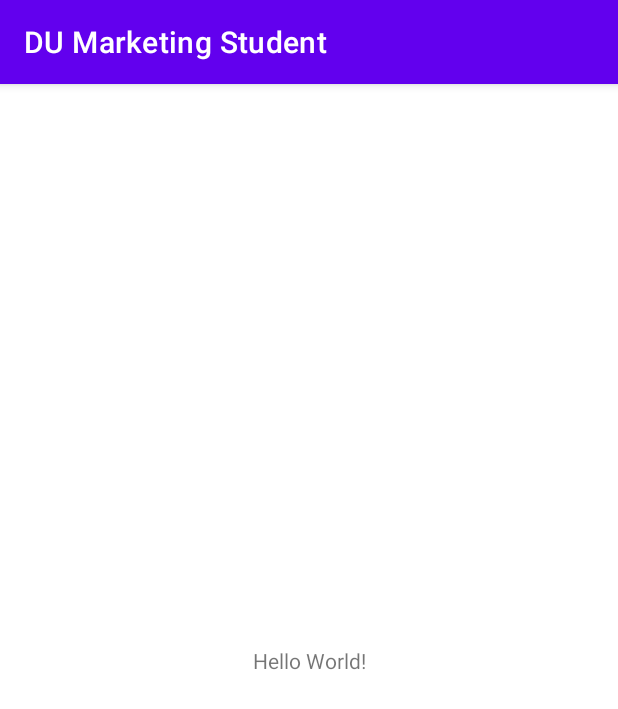
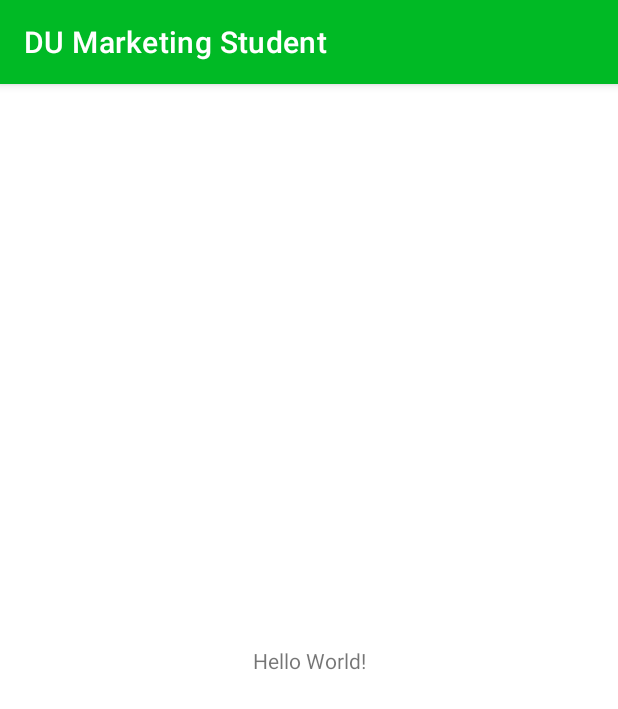
Before and after one commit to kabirnayeem99/du_marketing_sms, an Android app: the screen it shows after launch (MainActivity), on a phone screen of 412 x 824 dp. Shown: the top 709 px of the screen. Run offline under Robolectric (Android 15) with nearby library versions, the phone set to English and light mode, and no system bars.

Commit message:
🎨 style (color scheme): change color scheme to green and yellow

```diff
--- a/app/src/main/res/values-night/themes.xml
+++ b/app/src/main/res/values-night/themes.xml
@@ -2,12 +2,12 @@
     <!-- Base application theme. -->
     <style name="Theme.DUMarketingStudent" parent="Theme.MaterialComponents.DayNight.DarkActionBar">
         <!-- Primary brand color. -->
-        <item name="colorPrimary">@color/purple_200</item>
-        <item name="colorPrimaryVariant">@color/purple_700</item>
+        <item name="colorPrimary">@color/green_200</item>
+        <item name="colorPrimaryVariant">@color/green_700</item>
         <item name="colorOnPrimary">@color/black</item>
         <!-- Secondary brand color. -->
-        <item name="colorSecondary">@color/teal_200</item>
-        <item name="colorSecondaryVariant">@color/teal_200</item>
+        <item name="colorSecondary">@color/yellow_200</item>
+        <item name="colorSecondaryVariant">@color/yellow_200</item>
         <item name="colorOnSecondary">@color/black</item>
         <!-- Status bar color. -->
         <item name="android:statusBarColor" tools:targetApi="l">?attr/colorPrimaryVariant</item>
--- a/app/src/main/res/values/colors.xml
+++ b/app/src/main/res/values/colors.xml
@@ -1,10 +1,10 @@
 <?xml version="1.0" encoding="utf-8"?>
 <resources>
-    <color name="purple_200">#FFBB86FC</color>
-    <color name="purple_500">#FF6200EE</color>
-    <color name="purple_700">#FF3700B3</color>
-    <color name="teal_200">#FF03DAC5</color>
-    <color name="teal_700">#FF018786</color>
+    <color name="green_200">#FF9bdc9a</color>
+    <color name="green_500">#FF00ba25</color>
+    <color name="green_700">#FF009809</color>
+    <color name="yellow_200">#FFeeec9b</color>
+    <color name="yellow_700">#FFbbb12c</color>
     <color name="black">#FF000000</color>
     <color name="white">#FFFFFFFF</color>
 </resources>
--- a/app/src/main/res/values/themes.xml
+++ b/app/src/main/res/values/themes.xml
@@ -2,12 +2,12 @@
     <!-- Base application theme. -->
     <style name="Theme.DUMarketingStudent" parent="Theme.MaterialComponents.DayNight.DarkActionBar">
         <!-- Primary brand color. -->
-        <item name="colorPrimary">@color/purple_500</item>
-        <item name="colorPrimaryVariant">@color/purple_700</item>
+        <item name="colorPrimary">@color/green_500</item>
+        <item name="colorPrimaryVariant">@color/green_700</item>
         <item name="colorOnPrimary">@color/white</item>
         <!-- Secondary brand color. -->
-        <item name="colorSecondary">@color/teal_200</item>
-        <item name="colorSecondaryVariant">@color/teal_700</item>
+        <item name="colorSecondary">@color/yellow_200</item>
+        <item name="colorSecondaryVariant">@color/yellow_700</item>
         <item name="colorOnSecondary">@color/black</item>
         <!-- Status bar color. -->
         <item name="android:statusBarColor" tools:targetApi="l">?attr/colorPrimaryVariant</item>
```
